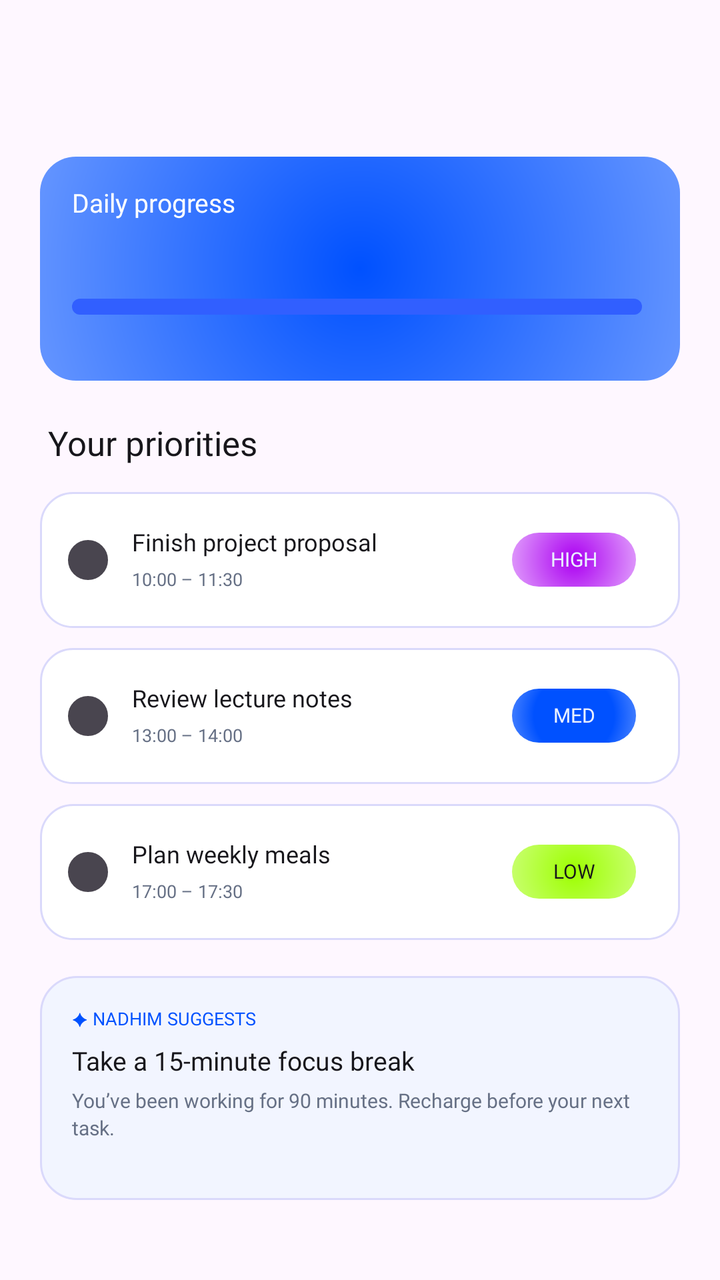
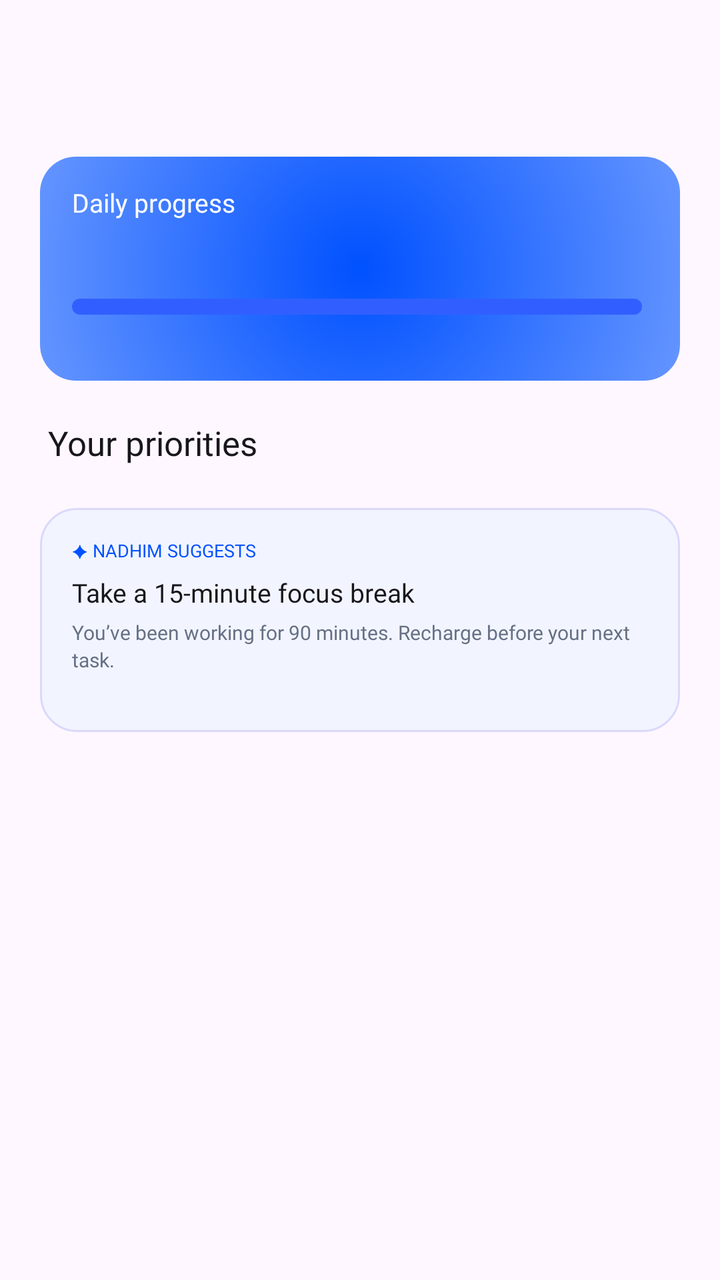

Two renders of the same Android screen: before a commit and after it. Below are the layout's source before the change and the commit's diff.
<!-- AndroidManifest.xml: application theme AppTheme -->
<!-- res/layout/activity_main.xml -->
<?xml version="1.0" encoding="utf-8"?>
<FrameLayout xmlns:android="http://schemas.android.com/apk/res/android"
    android:layout_width="match_parent"
    android:layout_height="match_parent"
>



    
    
    <ScrollView
        android:layout_width="match_parent"
        android:layout_height="match_parent"
        android:clipToPadding="false"
        android:paddingBottom="16dp"
        android:scrollbars="none">

        <LinearLayout
            android:layout_width="match_parent"
            android:layout_height="wrap_content"
            android:orientation="vertical"
            android:paddingStart="20dp"
            android:paddingEnd="20dp">

            
            
            <TextView
                android:id="@+id/greeting"
                style="@style/Text"
                android:layout_width="wrap_content"
                android:layout_height="wrap_content"
                android:layout_marginStart="4dp"
                android:layout_marginTop="19dp"
                android:fontFamily="@font/poppins_bold"
                android:textSize="24sp" />

            
            <TextView
                android:id="@+id/date"
                style="@style/Text"
                android:layout_width="wrap_content"
                android:layout_height="wrap_content"
                android:layout_marginStart="4dp"
                android:layout_marginTop="4dp"
                android:textColor="@color/text_secondary"
                android:textSize="11sp" />

            
            <RelativeLayout
                android:layout_width="match_parent"
                android:layout_height="112dp"
                android:layout_marginTop="14dp"
                android:background="@drawable/bg_progress_card"
                android:paddingStart="16dp"
                android:paddingTop="16dp"
                android:paddingEnd="19dp">

                <TextView
                    android:id="@+id/progress_title"
                    style="@style/Text"
                    android:layout_width="wrap_content"
                    android:layout_height="wrap_content"
                    android:fontFamily="@font/poppins_semibold"
                    android:text="@string/daily_progress"
                    android:textColor="@color/white"
                    android:textSize="13sp" />

                
                <TextView
                    android:id="@+id/progress_subtitle"
                    style="@style/Text"
                    android:layout_width="wrap_content"
                    android:layout_height="wrap_content"
                    android:layout_below="@id/progress_title"
                    android:layout_marginTop="5dp"
                    android:textColor="@color/white"
                    android:textSize="10sp" />

                
                <TextView
                    android:id="@+id/progress_percent"
                    style="@style/Text"
                    android:layout_width="wrap_content"
                    android:layout_height="wrap_content"
                    android:layout_alignParentEnd="true"
                    android:layout_marginTop="25dp"
                    android:fontFamily="@font/poppins_bold"
                    android:textColor="@color/accent_green"
                    android:textSize="12sp" />

                
                <ProgressBar
                    android:id="@+id/progress_bar"
                    style="?android:attr/progressBarStyleHorizontal"
                    android:layout_width="match_parent"
                    android:layout_height="8dp"
                    android:layout_marginTop="55dp"
                    android:max="100"
                    android:progressDrawable="@drawable/progress_bar" />
            </RelativeLayout>

            
            <TextView
                style="@style/Text"
                android:layout_width="wrap_content"
                android:layout_height="wrap_content"
                android:layout_marginStart="4dp"
                android:layout_marginTop="22dp"
                android:layout_marginBottom="4dp"
                android:fontFamily="@font/poppins_bold"
                android:text="@string/your_priorities"
                android:textSize="17sp" />

            

            
            <LinearLayout style="@style/TaskCard">

                <CheckBox
                    android:id="@+id/task1_check"
                    style="@style/TaskCheck"
                    android:contentDescription="@string/task1_title" />

                
                <LinearLayout
                    android:layout_width="0dp"
                    android:layout_height="wrap_content"
                    android:layout_weight="1"
                    android:orientation="vertical">

                    <TextView
                        android:id="@+id/task1_title"
                        style="@style/Text.TaskTitle"
                        android:layout_width="wrap_content"
                        android:layout_height="wrap_content"
                        android:text="@string/task1_title" />

                    <TextView
                        style="@style/Text.TaskTime"
                        android:layout_width="wrap_content"
                        android:layout_height="wrap_content"
                        android:text="@string/task1_time" />
                </LinearLayout>

                <TextView
                    style="@style/Text.Badge"
                    android:background="@drawable/bg_badge_high"
                    android:text="@string/priority_high" />
            </LinearLayout>

            
            <LinearLayout style="@style/TaskCard">

                <CheckBox
                    android:id="@+id/task2_check"
                    style="@style/TaskCheck"
                    android:contentDescription="@string/task2_title" />

                <LinearLayout
                    android:layout_width="0dp"
                    android:layout_height="wrap_content"
                    android:layout_weight="1"
                    android:orientation="vertical">

                    <TextView
                        android:id="@+id/task2_title"
                        style="@style/Text.TaskTitle"
                        android:layout_width="wrap_content"
                        android:layout_height="wrap_content"
                        android:text="@string/task2_title" />

                    <TextView
                        style="@style/Text.TaskTime"
                        android:layout_width="wrap_content"
                        android:layout_height="wrap_content"
                        android:text="@string/task2_time" />
                </LinearLayout>

                <TextView
                    style="@style/Text.Badge"
                    android:background="@drawable/bg_badge_med"
                    android:text="@string/priority_med" />
            </LinearLayout>

            
            <LinearLayout style="@style/TaskCard">

                <CheckBox
                    android:id="@+id/task3_check"
                    style="@style/TaskCheck"
                    android:contentDescription="@string/task3_title" />

                <LinearLayout
                    android:layout_width="0dp"
                    android:layout_height="wrap_content"
                    android:layout_weight="1"
                    android:orientation="vertical">

                    <TextView
                        android:id="@+id/task3_title"
                        style="@style/Text.TaskTitle"
                        android:layout_width="wrap_content"
                        android:layout_height="wrap_content"
                        android:text="@string/task3_title" />

                    <TextView
                        style="@style/Text.TaskTime"
                        android:layout_width="wrap_content"
                        android:layout_height="wrap_content"
                        android:text="@string/task3_time" />
                </LinearLayout>

                <TextView
                    style="@style/Text.Badge"
                    android:background="@drawable/bg_badge_low"
                    android:text="@string/priority_low"
                    android:textColor="@color/text_primary" />
            </LinearLayout>

            
            <LinearLayout
                android:layout_width="match_parent"
                android:layout_height="112dp"
                android:layout_marginTop="18dp"
                android:background="@drawable/bg_suggestion"
                android:orientation="vertical"
                android:paddingStart="16dp"
                android:paddingTop="15dp"
                android:paddingEnd="16dp">

                <TextView
                    style="@style/Text"
                    android:layout_width="wrap_content"
                    android:layout_height="wrap_content"
                    android:fontFamily="@font/poppins_bold"
                    android:text="@string/suggestion_label"
                    android:textColor="@color/brand_blue"
                    android:textSize="9sp" />

                <TextView
                    style="@style/Text"
                    android:layout_width="wrap_content"
                    android:layout_height="wrap_content"
                    android:layout_marginTop="8dp"
                    android:fontFamily="@font/poppins_semibold"
                    android:text="@string/suggestion_title"
                    android:textSize="13sp" />

                <TextView
                    style="@style/Text"
                    android:layout_width="match_parent"
                    android:layout_height="wrap_content"
                    android:layout_marginTop="6dp"
                    android:lineSpacingExtra="2dp"
                    android:text="@string/suggestion_body"
                    android:textColor="@color/text_secondary"
                    android:textSize="10sp" />
            </LinearLayout>
        </LinearLayout>
    </ScrollView>

  
</FrameLayout>
<!-- resources referenced by this layout -->
<resources>
  <!-- drawable bg_badge_high (drawable) -->
  <?xml version="1.0" encoding="utf-8"?>
  <shape xmlns:android="http://schemas.android.com/apk/res/android"
      android:shape="rectangle">
      <corners android:radius="14dp" />
      <gradient
          android:type="radial"
          android:gradientRadius="40dp"
          android:startColor="#AB00F1"
          android:centerColor="#CB5FF7"
          android:endColor="#EBBDFE" />
  </shape>
  <!-- drawable bg_badge_low (drawable) -->
  <?xml version="1.0" encoding="utf-8"?>
  <shape xmlns:android="http://schemas.android.com/apk/res/android"
      android:shape="rectangle">
      <corners android:radius="14dp" />
      <gradient
          android:type="radial"
          android:gradientRadius="45dp"
          android:startColor="@color/accent_green"
          android:centerColor="#BBFF4D"
          android:endColor="#D8FF99" />
  </shape>
  <!-- drawable bg_badge_med (drawable) -->
  <?xml version="1.0" encoding="utf-8"?>
  <shape xmlns:android="http://schemas.android.com/apk/res/android"
      android:shape="rectangle">
      <corners android:radius="14dp" />
      <gradient
          android:type="radial"
          android:gradientRadius="40dp"
          android:startColor="@color/brand_blue"
          android:centerColor="@color/brand_blue"
          android:endColor="@color/brand_blue_light" />
  </shape>
  <string name="priority_high">HIGH</string>
  <string name="priority_low">LOW</string>
  <string name="priority_med">MED</string>
  <string name="task1_time">10:00 – 11:30</string>
  <string name="task1_title">Finish project proposal</string>
  <string name="task2_time">13:00 – 14:00</string>
  <string name="task2_title">Review lecture notes</string>
  <string name="task3_time">17:00 – 17:30</string>
  <string name="task3_title">Plan weekly meals</string>
  <style name="TaskCard">
          <item name="android:layout_width">match_parent</item>
          <item name="android:layout_height">68dp</item>
          <item name="android:layout_marginTop">10dp</item>
          <item name="android:background">@drawable/bg_card</item>
          <item name="android:orientation">horizontal</item>
          <item name="android:gravity">center_vertical</item>
          <item name="android:paddingStart">14dp</item>
          <item name="android:paddingEnd">22dp</item>
      </style>
  <style name="TaskCheck">
          <item name="android:layout_width">20dp</item>
          <item name="android:layout_height">20dp</item>
          <item name="android:layout_marginEnd">12dp</item>
          <item name="android:button">@drawable/task_check</item>
          <item name="android:background">@null</item>
          <item name="android:minWidth">0dp</item>
          <item name="android:minHeight">0dp</item>
      </style>
  <style name="Text.Badge">
          <item name="android:layout_width">62dp</item>
          <item name="android:layout_height">27dp</item>
          <item name="android:fontFamily">@font/poppins_bold</item>
          <item name="android:textSize">10sp</item>
          <item name="android:textColor">@color/text_on_badge</item>
          <item name="android:gravity">center</item>
      </style>
  <style name="Text.TaskTime">
          <item name="android:textColor">@color/text_secondary</item>
          <item name="android:textSize">9sp</item>
          <item name="android:layout_marginTop">6dp</item>
      </style>
  <style name="Text.TaskTitle">
          <item name="android:fontFamily">@font/poppins_semibold</item>
          <item name="android:textSize">12sp</item>
      </style>
  <!-- drawable bg_card (drawable) -->
  <?xml version="1.0" encoding="utf-8"?>
  <shape xmlns:android="http://schemas.android.com/apk/res/android"
      android:shape="rectangle">
      <corners android:radius="16dp" />
      <solid android:color="@color/card_background" />
      <stroke android:width="1dp" android:color="@color/border" />
  </shape>
  <!-- drawable task_check (drawable) -->
  <?xml version="1.0" encoding="utf-8"?>
  <selector xmlns:android="http://schemas.android.com/apk/res/android">
      <item android:state_checked="true" android:drawable="@drawable/check_checked" />
      <item android:drawable="@drawable/check_unchecked" />
  </selector>
  <color name="text_on_badge">#EAF0FF</color>
  <color name="card_background">#FFFFFF</color>
  <!-- drawable check_checked (drawable) -->
  <?xml version="1.0" encoding="utf-8"?>
  <vector xmlns:android="http://schemas.android.com/apk/res/android"
      android:width="20dp"
      android:height="20dp"
      android:viewportWidth="20"
      android:viewportHeight="20">
      
      <path
          android:fillColor="@color/brand_blue"
          android:pathData="M10,0a10,10 0,1 1,0 20a10,10 0,1 1,0 -20z" />
      
      <path
          android:strokeColor="@color/white"
          android:strokeWidth="2"
          android:strokeLineCap="round"
          android:strokeLineJoin="round"
          android:pathData="M6,10.5l2.6,2.6l5.4,-5.6" />
  </vector>
  <!-- drawable check_unchecked (drawable) -->
  <?xml version="1.0" encoding="utf-8"?>
  <shape xmlns:android="http://schemas.android.com/apk/res/android"
      android:shape="oval">
      <size android:width="20dp" android:height="20dp" />
      <solid android:color="@color/check_background" />
      <stroke android:width="1dp" android:color="@color/border" />
  </shape>
  <color name="check_background">#F7FFFE</color>
  <!-- unchanged entries left out for length: 21 -->
</resources>

<!-- the commit's change to res/layout/activity_main.xml (unified diff, before → after) -->
@@ -114,109 +114,23 @@
             
 
             
-            <LinearLayout style="@style/TaskCard">
+            <LinearLayout
+                android:id="@+id/todayTasksContainer"
+                android:layout_width="match_parent"
+                android:layout_height="wrap_content"
+                android:orientation="vertical" />
 
-                <CheckBox
-                    android:id="@+id/task1_check"
-                    style="@style/TaskCheck"
-                    android:contentDescription="@string/task1_title" />
-
-                
-                <LinearLayout
-                    android:layout_width="0dp"
-                    android:layout_height="wrap_content"
-                    android:layout_weight="1"
-                    android:orientation="vertical">
-
-                    <TextView
-                        android:id="@+id/task1_title"
-                        style="@style/Text.TaskTitle"
-                        android:layout_width="wrap_content"
-                        android:layout_height="wrap_content"
-                        android:text="@string/task1_title" />
-
-                    <TextView
-                        style="@style/Text.TaskTime"
-                        android:layout_width="wrap_content"
-                        android:layout_height="wrap_content"
-                        android:text="@string/task1_time" />
-                </LinearLayout>
-
-                <TextView
-                    style="@style/Text.Badge"
-                    android:background="@drawable/bg_badge_high"
-                    android:text="@string/priority_high" />
-            </LinearLayout>
-
-            
-            <LinearLayout style="@style/TaskCard">
-
-                <CheckBox
-                    android:id="@+id/task2_check"
-                    style="@style/TaskCheck"
-                    android:contentDescription="@string/task2_title" />
-
-                <LinearLayout
-                    android:layout_width="0dp"
-                    android:layout_height="wrap_content"
-                    android:layout_weight="1"
-                    android:orientation="vertical">
-
-                    <TextView
-                        android:id="@+id/task2_title"
-                        style="@style/Text.TaskTitle"
-                        android:layout_width="wrap_content"
-                        android:layout_height="wrap_content"
-                        android:text="@string/task2_title" />
-
-                    <TextView
-                        style="@style/Text.TaskTime"
-                        android:layout_width="wrap_content"
-                        android:layout_height="wrap_content"
-                        android:text="@string/task2_time" />
-                </LinearLayout>
-
-                <TextView
-                    style="@style/Text.Badge"
-                    android:background="@drawable/bg_badge_med"
-                    android:text="@string/priority_med" />
-            </LinearLayout>
-
-            
-            <LinearLayout style="@style/TaskCard">
-
-                <CheckBox
-                    android:id="@+id/task3_check"
-                    style="@style/TaskCheck"
-                    android:contentDescription="@string/task3_title" />
-
-                <LinearLayout
-                    android:layout_width="0dp"
-                    android:layout_height="wrap_content"
-                    android:layout_weight="1"
-                    android:orientation="vertical">
-
-                    <TextView
-                        android:id="@+id/task3_title"
-                        style="@style/Text.TaskTitle"
-                        android:layout_width="wrap_content"
-                        android:layout_height="wrap_content"
-                        android:text="@string/task3_title" />
-
-                    <TextView
-                        style="@style/Text.TaskTime"
-                        android:layout_width="wrap_content"
-                        android:layout_height="wrap_content"
-                        android:text="@string/task3_time" />
-                </LinearLayout>
-
-                <TextView
-                    style="@style/Text.Badge"
-                    android:background="@drawable/bg_badge_low"
-                    android:text="@string/priority_low"
-                    android:textColor="@color/text_primary" />
-            </LinearLayout>
-
+            <TextView
+                android:id="@+id/todayTasksEmpty"
+                style="@style/Text"
+                android:layout_width="match_parent"
+                android:layout_height="wrap_content"
+                android:layout_marginTop="12dp"
+                android:gravity="center"
+                android:text="@string/no_tasks_today"
+                android:textColor="@color/text_secondary"
+                android:textSize="12sp"
+                android:visibility="gone" />
             
             <LinearLayout
                 android:layout_width="match_parent"
<!-- resource entries referenced after the edit -->
@@ -1,130 +1,6 @@
 <!-- resources referenced by this layout -->
 <resources>
-  <!-- drawable bg_badge_high (drawable) -->
-  <?xml version="1.0" encoding="utf-8"?>
-  <shape xmlns:android="http://schemas.android.com/apk/res/android"
-      android:shape="rectangle">
-      <corners android:radius="14dp" />
-      <gradient
-          android:type="radial"
-          android:gradientRadius="40dp"
-          android:startColor="#AB00F1"
-          android:centerColor="#CB5FF7"
-          android:endColor="#EBBDFE" />
-  </shape>
-  <!-- drawable bg_badge_low (drawable) -->
-  <?xml version="1.0" encoding="utf-8"?>
-  <shape xmlns:android="http://schemas.android.com/apk/res/android"
-      android:shape="rectangle">
-      <corners android:radius="14dp" />
-      <gradient
-          android:type="radial"
-          android:gradientRadius="45dp"
-          android:startColor="@color/accent_green"
-          android:centerColor="#BBFF4D"
-          android:endColor="#D8FF99" />
-  </shape>
-  <!-- drawable bg_badge_med (drawable) -->
-  <?xml version="1.0" encoding="utf-8"?>
-  <shape xmlns:android="http://schemas.android.com/apk/res/android"
-      android:shape="rectangle">
-      <corners android:radius="14dp" />
-      <gradient
-          android:type="radial"
-          android:gradientRadius="40dp"
-          android:startColor="@color/brand_blue"
-          android:centerColor="@color/brand_blue"
-          android:endColor="@color/brand_blue_light" />
-  </shape>
-  <string name="priority_high">HIGH</string>
-  <string name="priority_low">LOW</string>
-  <string name="priority_med">MED</string>
-  <string name="task1_time">10:00 – 11:30</string>
-  <string name="task1_title">Finish project proposal</string>
-  <string name="task2_time">13:00 – 14:00</string>
-  <string name="task2_title">Review lecture notes</string>
-  <string name="task3_time">17:00 – 17:30</string>
-  <string name="task3_title">Plan weekly meals</string>
-  <style name="TaskCard">
-          <item name="android:layout_width">match_parent</item>
-          <item name="android:layout_height">68dp</item>
-          <item name="android:layout_marginTop">10dp</item>
-          <item name="android:background">@drawable/bg_card</item>
-          <item name="android:orientation">horizontal</item>
-          <item name="android:gravity">center_vertical</item>
-          <item name="android:paddingStart">14dp</item>
-          <item name="android:paddingEnd">22dp</item>
-      </style>
-  <style name="TaskCheck">
-          <item name="android:layout_width">20dp</item>
-          <item name="android:layout_height">20dp</item>
-          <item name="android:layout_marginEnd">12dp</item>
-          <item name="android:button">@drawable/task_check</item>
-          <item name="android:background">@null</item>
-          <item name="android:minWidth">0dp</item>
-          <item name="android:minHeight">0dp</item>
-      </style>
-  <style name="Text.Badge">
-          <item name="android:layout_width">62dp</item>
-          <item name="android:layout_height">27dp</item>
-          <item name="android:fontFamily">@font/poppins_bold</item>
-          <item name="android:textSize">10sp</item>
-          <item name="android:textColor">@color/text_on_badge</item>
-          <item name="android:gravity">center</item>
-      </style>
-  <style name="Text.TaskTime">
-          <item name="android:textColor">@color/text_secondary</item>
-          <item name="android:textSize">9sp</item>
-          <item name="android:layout_marginTop">6dp</item>
-      </style>
-  <style name="Text.TaskTitle">
-          <item name="android:fontFamily">@font/poppins_semibold</item>
-          <item name="android:textSize">12sp</item>
-      </style>
-  <!-- drawable bg_card (drawable) -->
-  <?xml version="1.0" encoding="utf-8"?>
-  <shape xmlns:android="http://schemas.android.com/apk/res/android"
-      android:shape="rectangle">
-      <corners android:radius="16dp" />
-      <solid android:color="@color/card_background" />
-      <stroke android:width="1dp" android:color="@color/border" />
-  </shape>
-  <!-- drawable task_check (drawable) -->
-  <?xml version="1.0" encoding="utf-8"?>
-  <selector xmlns:android="http://schemas.android.com/apk/res/android">
-      <item android:state_checked="true" android:drawable="@drawable/check_checked" />
-      <item android:drawable="@drawable/check_unchecked" />
-  </selector>
-  <color name="text_on_badge">#EAF0FF</color>
-  <color name="card_background">#FFFFFF</color>
-  <!-- drawable check_checked (drawable) -->
-  <?xml version="1.0" encoding="utf-8"?>
-  <vector xmlns:android="http://schemas.android.com/apk/res/android"
-      android:width="20dp"
-      android:height="20dp"
-      android:viewportWidth="20"
-      android:viewportHeight="20">
-      
-      <path
-          android:fillColor="@color/brand_blue"
-          android:pathData="M10,0a10,10 0,1 1,0 20a10,10 0,1 1,0 -20z" />
-      
-      <path
-          android:strokeColor="@color/white"
-          android:strokeWidth="2"
-          android:strokeLineCap="round"
-          android:strokeLineJoin="round"
-          android:pathData="M6,10.5l2.6,2.6l5.4,-5.6" />
-  </vector>
-  <!-- drawable check_unchecked (drawable) -->
-  <?xml version="1.0" encoding="utf-8"?>
-  <shape xmlns:android="http://schemas.android.com/apk/res/android"
-      android:shape="oval">
-      <size android:width="20dp" android:height="20dp" />
-      <solid android:color="@color/check_background" />
-      <stroke android:width="1dp" android:color="@color/border" />
-  </shape>
-  <color name="check_background">#F7FFFE</color>
+  <string name="no_tasks_today">No tasks planned for today yet.</string>
   <!-- unchanged entries left out for length: 21 -->
 </resources>
 
